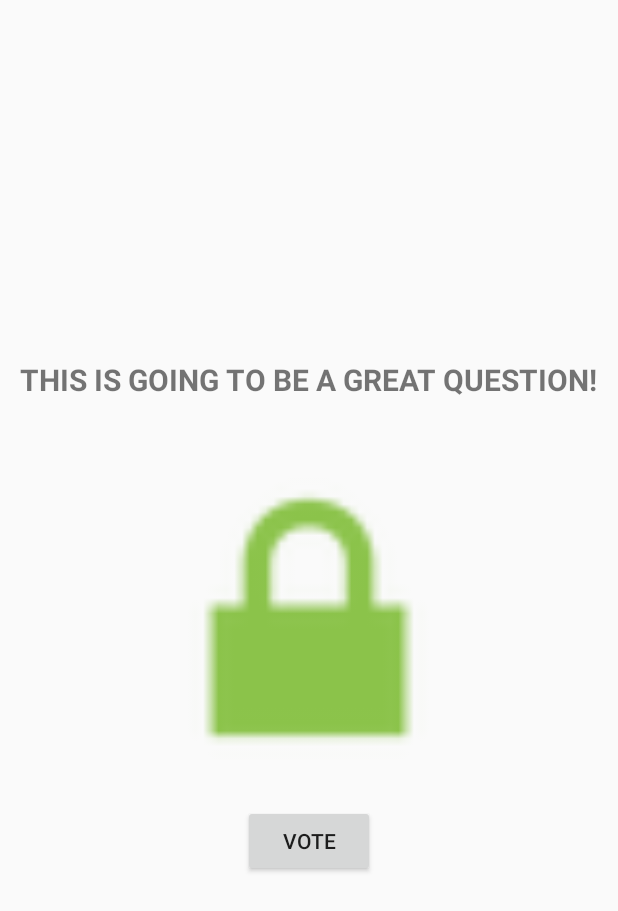
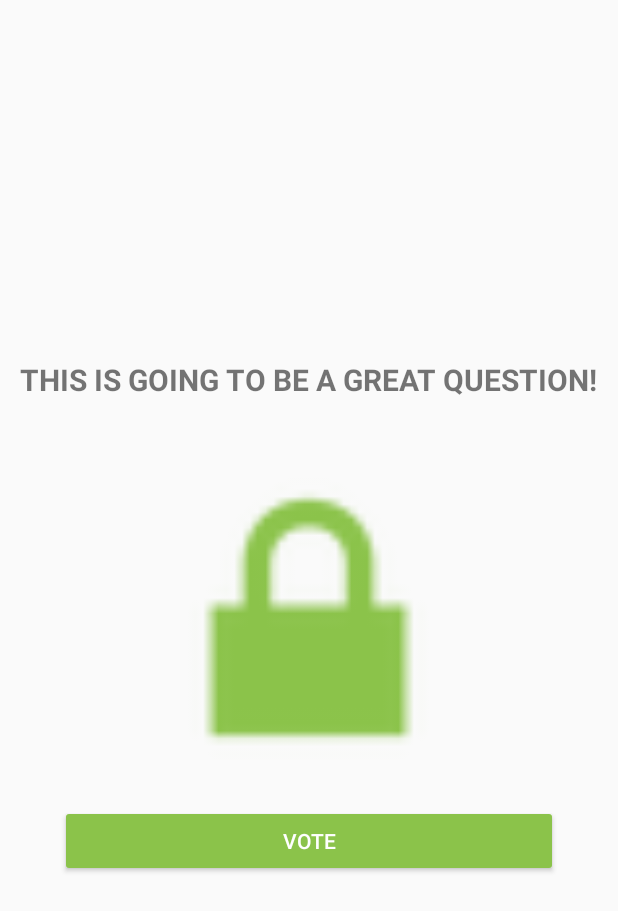
Before and after one commit to Vanethos/BlissApplication, an Android app: the layout fragment_question.xml on its own in the app's theme, with its tools: preview values and no code run, on a phone screen of 412 x 824 dp. Shown: the top 911 px of the screen. Run offline under Robolectric (Android 15) with nearby library versions, the light colour scheme and no system bars.

Commit message:
Feature: Code Revision

```diff
--- a/app/build.gradle
+++ b/app/build.gradle
@@ -34,9 +34,9 @@ dependencies {
     compile 'com.squareup.retrofit2:converter-gson:2.3.0'
     compile 'com.google.code.gson:gson:2.8.1'
     compile 'com.squareup.picasso:picasso:2.5.2'
-    compile 'com.airbnb:deeplinkdispatch:3.1.0'
+    compile 'com.airbnb:deeplinkdispatch:2.0.1'
     compile 'com.jakewharton:butterknife:8.7.0'
     testCompile 'junit:junit:4.12'
-    annotationProcessor 'com.airbnb:deeplinkdispatch-processor:3.1.0'
+    annotationProcessor 'com.airbnb:deeplinkdispatch-processor:2.0.1'
     annotationProcessor 'com.jakewharton:butterknife-compiler:8.7.0'
 }
--- a/app/src/main/java/com/sardinecorp/blissapplication/network/APIStatus.java
+++ b/app/src/main/java/com/sardinecorp/blissapplication/network/APIStatus.java
@@ -1,8 +1,4 @@
 package com.sardinecorp.blissapplication.network;
-
-/**
- * Created by Gonçalo on 22/07/2017.
- */
 
 import com.google.gson.annotations.Expose;
 import com.google.gson.annotations.SerializedName;
--- a/app/src/main/java/com/sardinecorp/blissapplication/network/BlissService.java
+++ b/app/src/main/java/com/sardinecorp/blissapplication/network/BlissService.java
@@ -8,10 +8,6 @@ import retrofit2.http.GET;
 import retrofit2.http.PUT;
 import retrofit2.http.Path;
 import retrofit2.http.Query;
-
-/**
- * Created by Gonçalo on 22/07/2017.
- */
 
 public interface BlissService {
     String BASE_URL = "https://private-anon-7820b60ac1-blissrecruitmentapi.apiary-mock.com";
--- a/app/src/main/java/com/sardinecorp/blissapplication/network/Question.java
+++ b/app/src/main/java/com/sardinecorp/blissapplication/network/Question.java
@@ -1,8 +1,5 @@
 package com.sardinecorp.blissapplication.network;
 
-/**
- * Created by Gonçalo on 23/07/2017.
- */
 
 import java.util.List;
 import com.google.gson.annotations.Expose;
--- a/app/src/main/java/com/sardinecorp/blissapplication/network/RetrofitClient.java
+++ b/app/src/main/java/com/sardinecorp/blissapplication/network/RetrofitClient.java
@@ -2,10 +2,6 @@ package com.sardinecorp.blissapplication.network;
 
 import retrofit2.Retrofit;
 import retrofit2.converter.gson.GsonConverterFactory;
-
-/**
- * Created by Gonçalo on 22/07/2017.
- */
 
 public class RetrofitClient {
     public static Retrofit getClient() {
--- a/app/src/main/java/com/sardinecorp/blissapplication/ui/GetQuestionFragment.java
+++ b/app/src/main/java/com/sardinecorp/blissapplication/ui/GetQuestionFragment.java
@@ -18,7 +18,9 @@ import retrofit2.Response;
 import retrofit2.Retrofit;
 
 /**
- * Created by Gonçalo on 24/07/2017.
+ * This class is not used on this project
+ * If the DeepLink URI were to work, this class would download the data
+ * from the server and start a new Question Activity
  */
 
 public class GetQuestionFragment extends Fragment {
--- a/app/src/main/java/com/sardinecorp/blissapplication/ui/NoInternetFragment.java
+++ b/app/src/main/java/com/sardinecorp/blissapplication/ui/NoInternetFragment.java
@@ -9,9 +9,6 @@ import android.view.ViewGroup;
 
 import com.sardinecorp.blissapplication.R;
 
-/**
- * Created by Gonçalo on 22/07/2017.
- */
 
 public class NoInternetFragment extends Fragment {
 
--- a/app/src/main/java/com/sardinecorp/blissapplication/ui/QuestionListAdapter.java
+++ b/app/src/main/java/com/sardinecorp/blissapplication/ui/QuestionListAdapter.java
@@ -21,10 +21,6 @@ import java.util.List;
 import butterknife.BindView;
 import butterknife.ButterKnife;
 import butterknife.OnClick;
-
-/**
- * Created by Gonçalo on 23/07/2017.
- */
 
 public class QuestionListAdapter extends RecyclerView.Adapter<QuestionListAdapter.QuestionHolder> {
 
@@ -104,7 +100,6 @@ public class QuestionListAdapter extends RecyclerView.Adapter<QuestionListAdapte
 
         public void bindQuestion (Question question) {
             mQuestionText.setText(question.getQuestion());
-            //TODO: picasso for image binding
             Picasso.with(mContext).load(question.getThumbUrl()).into(mQuestionImage);
         }
     }
--- a/app/src/main/java/com/sardinecorp/blissapplication/ui/ShareDialogFragment.java
+++ b/app/src/main/java/com/sardinecorp/blissapplication/ui/ShareDialogFragment.java
@@ -3,7 +3,6 @@ package com.sardinecorp.blissapplication.ui;
 import android.os.Bundle;
 import android.support.annotation.Nullable;
 import android.support.v4.app.DialogFragment;
-import android.util.Log;
 import android.view.KeyEvent;
 import android.view.LayoutInflater;
 import android.view.View;
@@ -16,13 +15,9 @@ import com.sardinecorp.blissapplication.R;
 import butterknife.BindView;
 import butterknife.ButterKnife;
 
-/**
- * Created by Gonçalo on 25/07/2017.
- */
 
 public class ShareDialogFragment extends DialogFragment implements TextView.OnEditorActionListener {
 
-    // todo: include which fragment we came from and include the question ID
     public interface ShareEmailListener {
         void inFinishEmail(String email, String link);
     }
@@ -50,7 +45,6 @@ public class ShareDialogFragment extends DialogFragment implements TextView.OnEd
             mTitleText = bundle.getString(MainActivity.DIALOG_TITLE);
             mLinkToSend = bundle.getString(MainActivity.DIALOG_LINK);
 
-            Log.d("SHAREDIALOG", "Is the bundle null?"+ mTitleText);
         } else {
             // set the "default" parameters
             mTitleText = "Share Questions";
--- a/app/src/main/java/com/sardinecorp/blissapplication/utils/ConnectivityStatus.java
+++ b/app/src/main/java/com/sardinecorp/blissapplication/utils/ConnectivityStatus.java
@@ -4,10 +4,6 @@ import android.content.Context;
 import android.content.ContextWrapper;
 import android.net.ConnectivityManager;
 import android.net.NetworkInfo;
-
-/**
- * Created by Gonçalo on 22/07/2017.
- */
 
 public class ConnectivityStatus extends ContextWrapper {
 
--- a/app/src/main/res/layout/fragment_question.xml
+++ b/app/src/main/res/layout/fragment_question.xml
@@ -30,16 +30,19 @@
         android:layout_width="match_parent"
         android:layout_marginRight="48dp"
         android:layout_marginLeft="48dp"
-        android:layout_height="wrap_content"
-        android:gravity="center">
+        android:layout_height="wrap_content">
 
 
     </RadioGroup>
 
     <Button
         android:id="@+id/question_post_button"
-        android:layout_width="wrap_content"
+        android:layout_width="match_parent"
         android:layout_height="wrap_content"
+        android:layout_marginLeft="40dp"
+        android:layout_marginRight="40dp"
+        style="@style/AccentButton"
+        android:textColor="#FFFFFF"
         android:text="Vote"/>
 
 
--- a/app/src/main/res/values/styles.xml
+++ b/app/src/main/res/values/styles.xml
@@ -25,5 +25,10 @@
         <item name="cardBackgroundColor">#FFFFFF</item>
     </style>
 
+    <style name="AccentButton" parent="Widget.AppCompat.Button.Colored">
+        <item name="colorButtonNormal">#373737</item>
+        <item name="android:colorAccent">@color/colorAccent</item>
+    </style>
+
 
 </resources>
```
Also changed, not shown: app/src/main/AndroidManifest.xml (+14 -3 lines), app/src/main/java/com/sardinecorp/blissapplication/DeepLinkHandler.java (+5 -5 lines), app/src/main/java/com/sardinecorp/blissapplication/deeplink/AppDeepLinkModule.java (deleted, +0 -11 lines), app/src/main/java/com/sardinecorp/blissapplication/ui/LoadingFragment.java (+4 -11 lines), app/src/main/java/com/sardinecorp/blissapplication/ui/MainActivity.java (+2 -14 lines), app/src/main/java/com/sardinecorp/blissapplication/ui/QuestionFragment.java (+0 -7 lines), app/src/main/java/com/sardinecorp/blissapplication/ui/QuestionListFragment.java (+0 -10 lines), app/src/main/res/layout/fragment_question_list.xml (+6 -2 lines).
